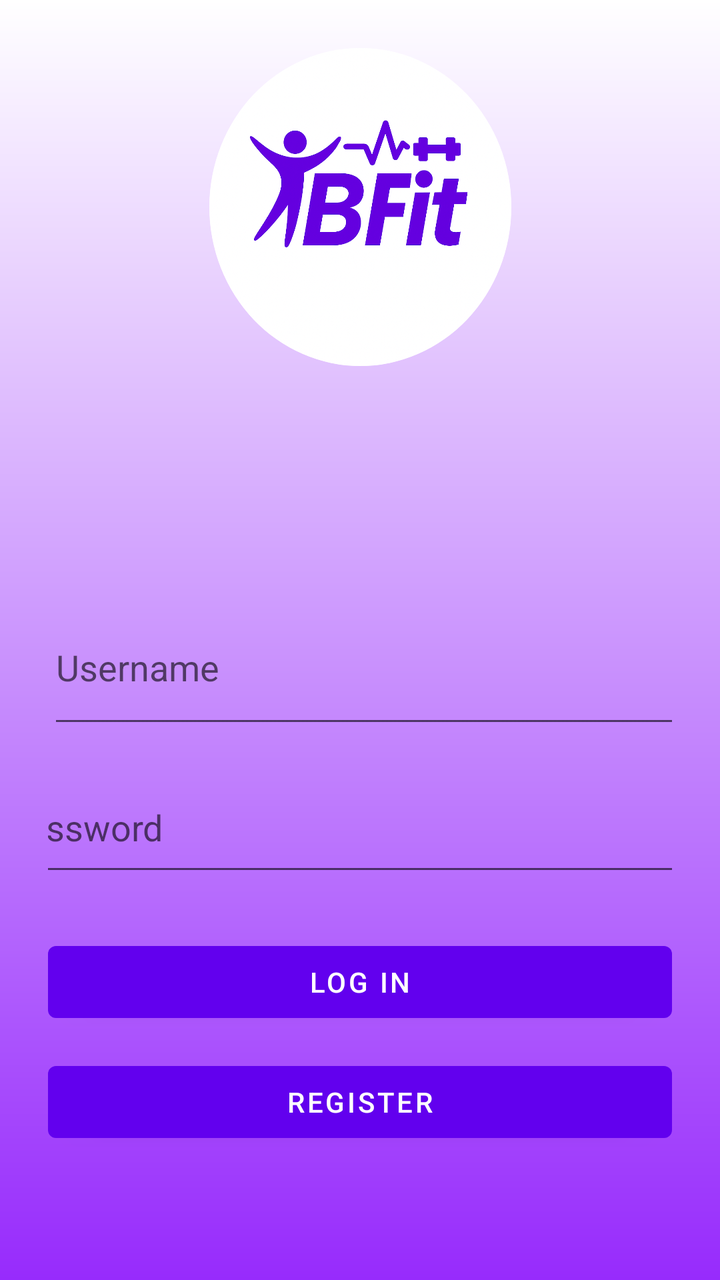
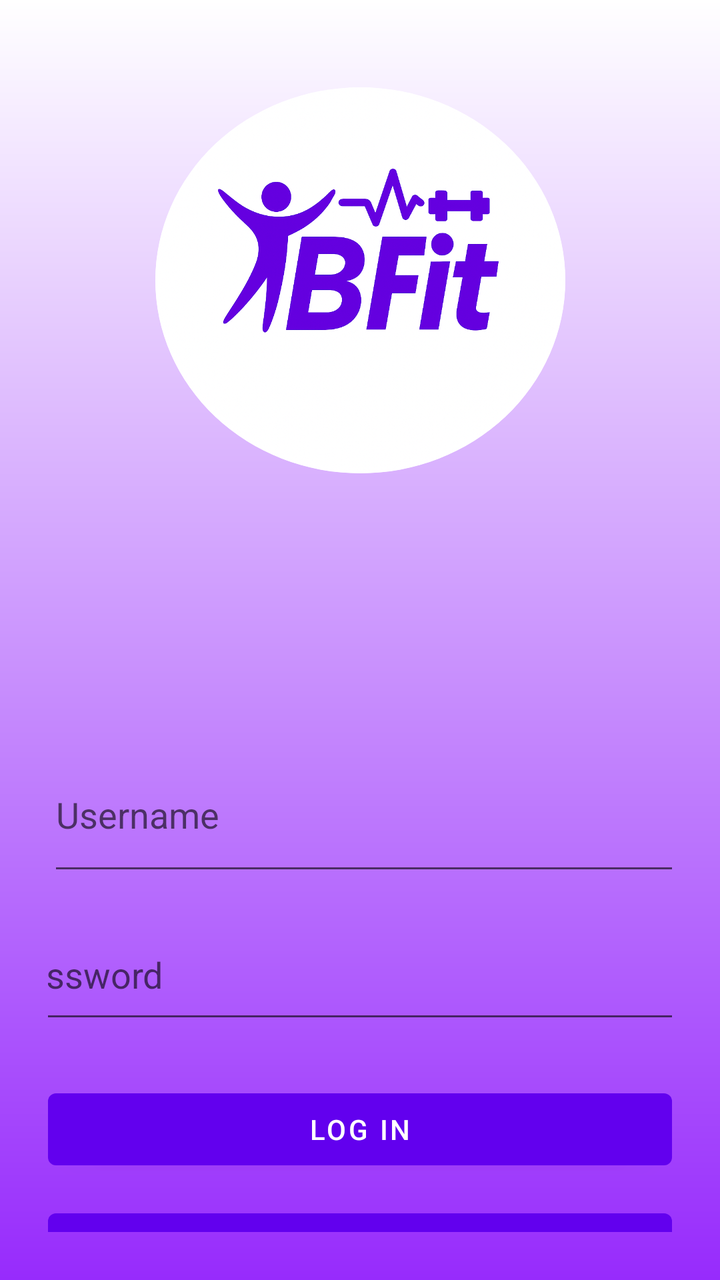

An Android layout rendered at two revisions. The XML below is the earlier revision; the diff shows what the commit changed to produce the second picture.
<!-- AndroidManifest.xml: application theme Theme.BFit -->
<!-- res/layout/fragment_login.xml -->
<?xml version="1.0" encoding="utf-8"?>
<androidx.constraintlayout.widget.ConstraintLayout
    xmlns:android="http://schemas.android.com/apk/res/android"
    xmlns:app="http://schemas.android.com/apk/res-auto"
    android:layout_width="match_parent"
    android:layout_height="match_parent"
    android:background="@drawable/register_background_gradient"
    android:padding="24dp">

    <ImageView
        android:id="@+id/imageViewLogin"
        android:layout_width="151dp"
        android:layout_height="159dp"
        android:layout_marginBottom="32dp"
        android:background="@drawable/light_circle_background"
        android:clipToOutline="true"
        android:contentDescription="@string/image_of_the_logo"
        android:scaleType="centerCrop"
        android:src="@drawable/img_logo1png"
        app:layout_constraintBottom_toTopOf="@id/etLoginUsername"
        app:layout_constraintEnd_toEndOf="parent"
        app:layout_constraintStart_toStartOf="parent"
        app:layout_constraintTop_toTopOf="parent" />

    <EditText
        android:id="@+id/etLoginUsername"
        android:layout_width="365dp"
        android:layout_height="74dp"
        android:layout_marginTop="112dp"
        android:hint="@string/username"
        android:inputType="text"
        app:layout_constraintEnd_toEndOf="parent"
        app:layout_constraintHorizontal_bias="0.0"
        app:layout_constraintStart_toStartOf="parent"
        app:layout_constraintTop_toBottomOf="@id/imageViewLogin" />

    <EditText
        android:id="@+id/etLoginPassword"
        android:layout_width="365dp"
        android:layout_height="62dp"
        android:layout_marginTop="12dp"
        android:hint="@string/password"
        android:inputType="textPassword"
        app:layout_constraintEnd_toEndOf="parent"
        app:layout_constraintStart_toStartOf="parent"
        app:layout_constraintTop_toBottomOf="@id/etLoginUsername" />

    <Button
        android:id="@+id/btnLogin"
        android:layout_width="0dp"
        android:layout_height="wrap_content"
        android:text="@string/log_in"
        app:layout_constraintTop_toBottomOf="@id/etLoginPassword"
        app:layout_constraintStart_toStartOf="parent"
        app:layout_constraintEnd_toEndOf="parent"
        android:layout_marginTop="24dp" />

    <Button
        android:id="@+id/btnGoToRegister"
        android:layout_width="0dp"
        android:layout_height="wrap_content"
        android:text="@string/register"
        app:layout_constraintTop_toBottomOf="@id/btnLogin"
        app:layout_constraintStart_toStartOf="parent"
        app:layout_constraintEnd_toEndOf="parent"
        android:layout_marginTop="12dp" />

</androidx.constraintlayout.widget.ConstraintLayout>
<!-- resources referenced by this layout -->
<resources>
  <!-- drawable img_logo1png: png bitmap (drawable-nodpi, 683601 bytes) -->
  <!-- drawable light_circle_background (drawable) -->
  <shape xmlns:android="http://schemas.android.com/apk/res/android" android:shape="oval">
      <solid android:color="#ffffff" />
  </shape>
  <!-- drawable register_background_gradient (drawable) -->
  <shape xmlns:android="http://schemas.android.com/apk/res/android" android:shape="rectangle">
      <gradient
          android:startColor="#FFFFFF"
          android:endColor="#972bfc"
          android:angle="270" />
  </shape>
  <string name="image_of_the_logo">image of the logo</string>
  <string name="log_in">Log In</string>
  <string name="password">Password</string>
  <string name="register">Register</string>
  <string name="username">Username</string>
  <style name="Theme.BFit" parent="Theme.MaterialComponents.DayNight.DarkActionBar">
          
          <item name="colorPrimary">@color/purple_500</item>
          <item name="colorPrimaryVariant">@color/purple_700</item>
          <item name="colorOnPrimary">@color/white</item>
          
          <item name="colorSecondary">@color/teal_200</item>
          <item name="colorSecondaryVariant">@color/teal_700</item>
          <item name="colorOnSecondary">@color/black</item>
          
          <item name="android:statusBarColor">?attr/colorPrimaryVariant</item>
          
      </style>
  <color name="purple_500">#FF6200EE</color>
  <color name="purple_700">#FF3700B3</color>
  <color name="white">#FFFFFFFF</color>
  <color name="teal_200">#FF03DAC5</color>
  <color name="teal_700">#FF018786</color>
  <color name="black">#FF000000</color>
</resources>

<!-- the commit's change to res/layout/fragment_login.xml (unified diff, before → after) -->
@@ -9,24 +9,25 @@
 
     <ImageView
         android:id="@+id/imageViewLogin"
-        android:layout_width="151dp"
-        android:layout_height="159dp"
+        android:layout_width="205dp"
+        android:layout_height="193dp"
         android:layout_marginBottom="32dp"
         android:background="@drawable/light_circle_background"
         android:clipToOutline="true"
         android:contentDescription="@string/image_of_the_logo"
         android:scaleType="centerCrop"
         android:src="@drawable/img_logo1png"
-        app:layout_constraintBottom_toTopOf="@id/etLoginUsername"
+        app:layout_constraintBottom_toBottomOf="parent"
         app:layout_constraintEnd_toEndOf="parent"
         app:layout_constraintStart_toStartOf="parent"
-        app:layout_constraintTop_toTopOf="parent" />
+        app:layout_constraintTop_toTopOf="parent"
+        app:layout_constraintVertical_bias="0.054" />
 
     <EditText
         android:id="@+id/etLoginUsername"
         android:layout_width="365dp"
         android:layout_height="74dp"
-        android:layout_marginTop="112dp"
+        android:layout_marginTop="132dp"
         android:hint="@string/username"
         android:inputType="text"
         app:layout_constraintEnd_toEndOf="parent"
